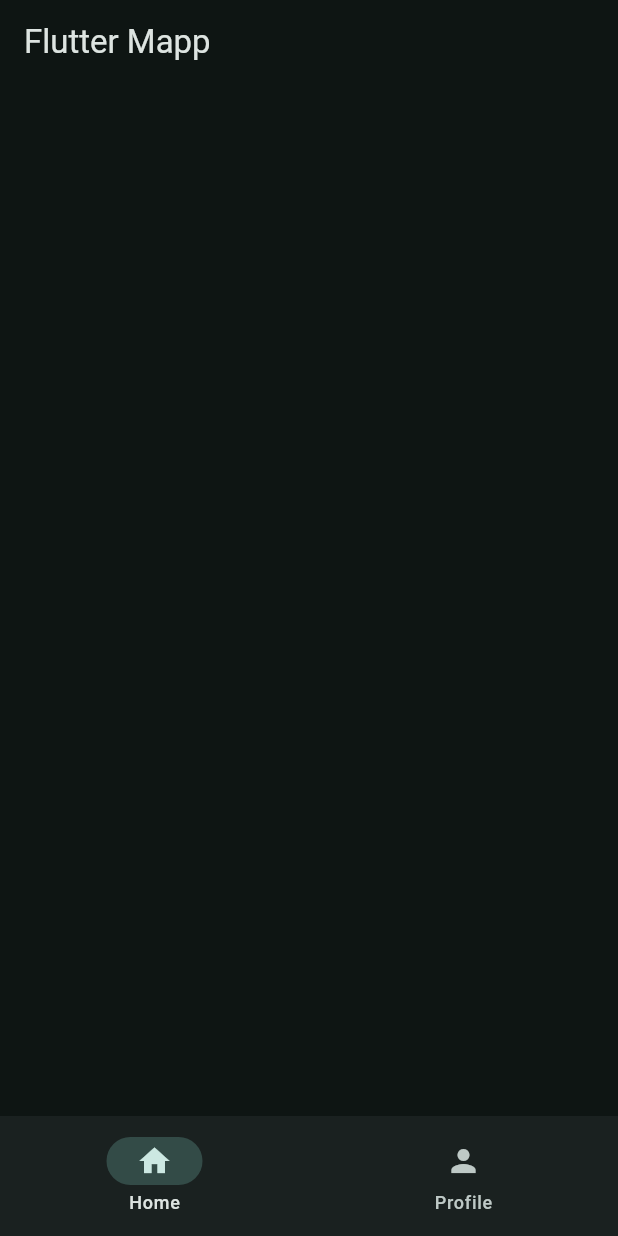
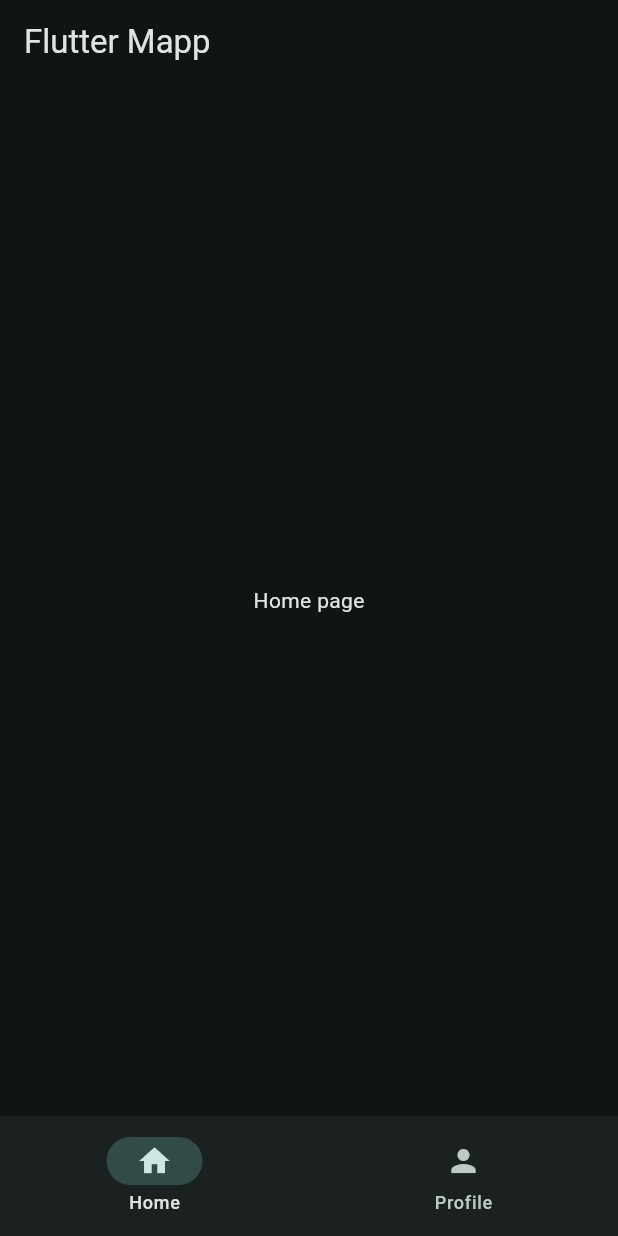
Before and after one commit to sanke46/fitness_crm, a Flutter app: the screen it shows after launch, on a phone screen of 412 x 824 dp. Run offline on Flutter 3.47's test engine with Material 3 defaults, Android fonts, the phone set to English and light mode, and no system bars.

Commit message:
add new screen pages

```diff
--- a/lib/main.dart
+++ b/lib/main.dart
@@ -1,3 +1,4 @@
+import 'package:fitness_crm/views/widget_tree.dart';
 import 'package:fitness_crm/widgets/navbar_widget.dart';
 import 'package:flutter/material.dart';
 
@@ -23,10 +24,7 @@
           brightness: Brightness.dark,
         ),
       ),
-      home: Scaffold(
-        appBar: AppBar(title: Text("Flutter Mapp")),
-        bottomNavigationBar: NavbarWidget(),
-      ),
+      home: WidgetTree(),
     );
   }
 }
--- /dev/null
+++ b/lib/views/pages/home_page.dart
@@ -0,0 +1,10 @@
+import 'package:flutter/material.dart';
+
+class HomePage extends StatelessWidget {
+  const HomePage({super.key});
+
+  @override
+  Widget build(BuildContext context) {
+    return Center(child: Text("Home page"));
+  }
+}
--- /dev/null
+++ b/lib/views/pages/profile_page.dart
@@ -0,0 +1,10 @@
+import 'package:flutter/material.dart';
+
+class ProfilePage extends StatelessWidget {
+  const ProfilePage({super.key});
+
+  @override
+  Widget build(BuildContext context) {
+    return Center(child: Text("Profile page"));
+  }
+}
--- /dev/null
+++ b/lib/views/widget_tree.dart
@@ -0,0 +1,19 @@
+import 'package:fitness_crm/views/pages/home_page.dart';
+import 'package:fitness_crm/views/pages/profile_page.dart';
+import 'package:flutter/material.dart';
+import '../widgets/navbar_widget.dart';
+
+List<Widget> pages = [HomePage(), ProfilePage()];
+
+class WidgetTree extends StatelessWidget {
+  const WidgetTree({super.key});
+
+  @override
+  Widget build(BuildContext context) {
+    return Scaffold(
+      appBar: AppBar(title: Text("Flutter Mapp")),
+      body: pages.elementAt(0),
+      bottomNavigationBar: NavbarWidget(),
+    );
+  }
+}
```
